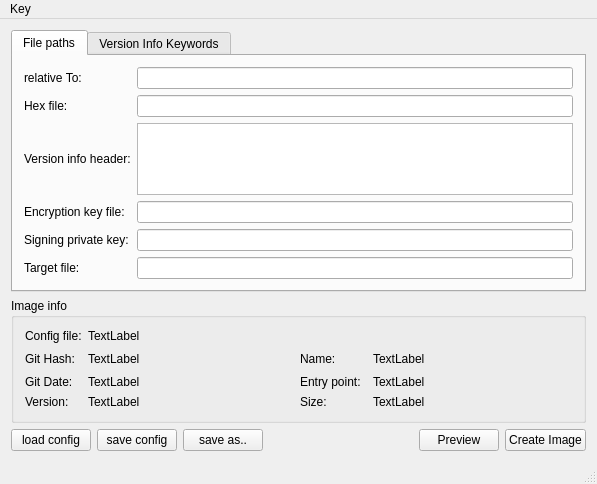
First picture: the form in imageCreator/project/src/mainwindow.ui, repository Crystal-Photonics/crystalBoot, before the edit.
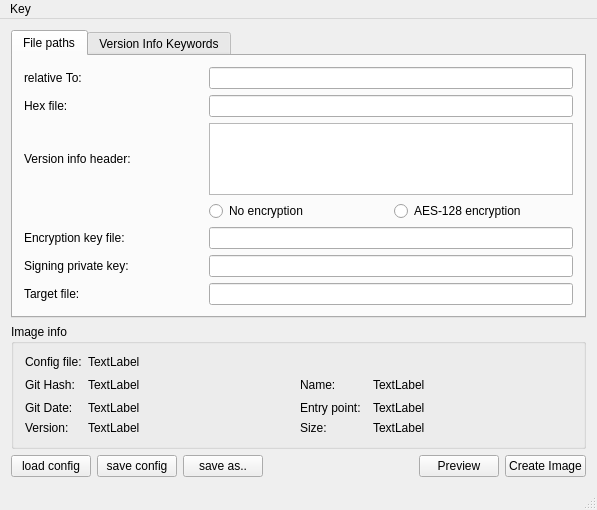
Second picture: the form after the edit.

The edit to the form file:
```diff
--- a/imageCreator/project/src/mainwindow.ui
+++ b/imageCreator/project/src/mainwindow.ui
@@ -90,24 +90,33 @@
         <string>File paths</string>
        </attribute>
        <layout class="QGridLayout" name="gridLayout_2">
-        <item row="5" column="2">
-         <widget class="QLineEdit" name="edt_targetFile"/>
-        </item>
-        <item row="4" column="0">
+        <item row="5" column="0">
          <widget class="QLabel" name="label_4">
           <property name="text">
            <string>Signing private key:</string>
           </property>
          </widget>
         </item>
-        <item row="3" column="2">
-         <widget class="QLineEdit" name="edt_encryptionKey"/>
+        <item row="0" column="0">
+         <widget class="QLabel" name="label_17">
+          <property name="text">
+           <string>relative To:</string>
+          </property>
+         </widget>
         </item>
-        <item row="1" column="2">
-         <widget class="QLineEdit" name="edt_hexFile"/>
+        <item row="4" column="0">
+         <widget class="QLabel" name="label_3">
+          <property name="text">
+           <string>Encryption key file:</string>
+          </property>
+         </widget>
         </item>
-        <item row="4" column="2">
-         <widget class="QLineEdit" name="edt_signPrivateKey"/>
+        <item row="6" column="0">
+         <widget class="QLabel" name="label_5">
+          <property name="text">
+           <string>Target file:</string>
+          </property>
+         </widget>
         </item>
         <item row="1" column="0">
          <widget class="QLabel" name="label">
@@ -123,31 +132,36 @@
           </property>
          </widget>
         </item>
-        <item row="5" column="0">
-         <widget class="QLabel" name="label_5">
+        <item row="3" column="1">
+         <widget class="QRadioButton" name="rbtn_crypt_plain">
           <property name="text">
-           <string>Target file:</string>
+           <string>No encryption</string>
           </property>
          </widget>
         </item>
-        <item row="3" column="0">
-         <widget class="QLabel" name="label_3">
+        <item row="3" column="2">
+         <widget class="QRadioButton" name="rbtn_crypt_aes">
           <property name="text">
-           <string>Encryption key file:</string>
+           <string>AES-128 encryption</string>
           </property>
          </widget>
         </item>
-        <item row="0" column="0">
-         <widget class="QLabel" name="label_17">
-          <property name="text">
-           <string>relative To:</string>
-          </property>
-         </widget>
+        <item row="4" column="1" colspan="2">
+         <widget class="QLineEdit" name="edt_encryptionKey"/>
         </item>
-        <item row="2" column="2">
+        <item row="5" column="1" colspan="2">
+         <widget class="QLineEdit" name="edt_signPrivateKey"/>
+        </item>
+        <item row="6" column="1" colspan="2">
+         <widget class="QLineEdit" name="edt_targetFile"/>
+        </item>
+        <item row="2" column="1" colspan="2">
          <widget class="QPlainTextEdit" name="edt_versionInfoHeader"/>
         </item>
-        <item row="0" column="2">
+        <item row="1" column="1" colspan="2">
+         <widget class="QLineEdit" name="edt_hexFile"/>
+        </item>
+        <item row="0" column="1" colspan="2">
          <widget class="QLineEdit" name="edtRelative">
           <property name="autoFillBackground">
            <bool>false</bool>
```
